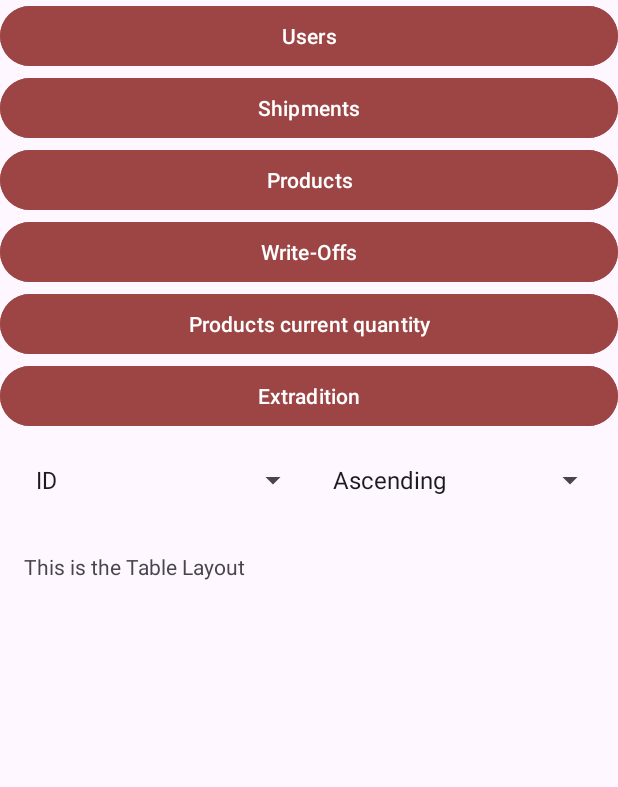
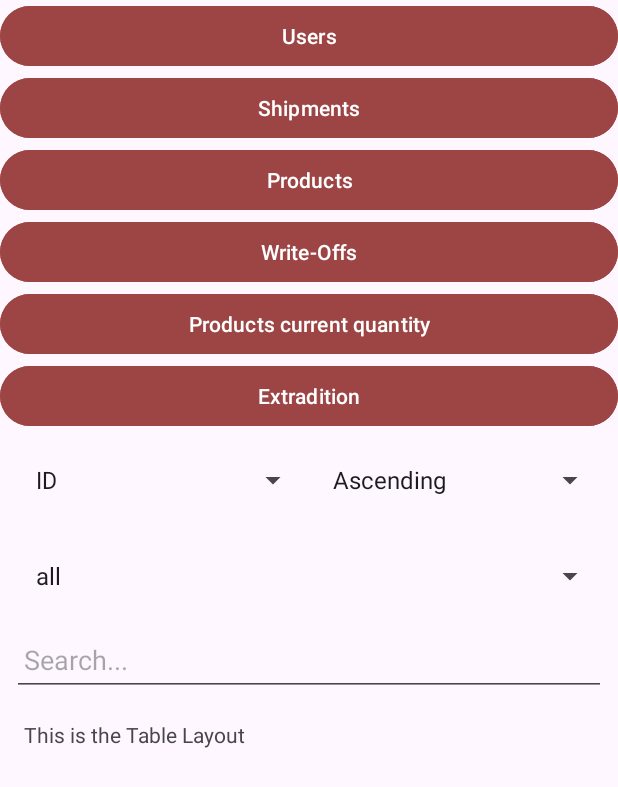
Before and after one commit to Soopcha/OneTrySclada, an Android app: the screen it shows after launch (MainActivity), after a tap on "Login", on a phone screen of 412 x 824 dp. Shown: the top 787 px of the screen. Run offline under Robolectric (Android 15) with nearby library versions, the phone set to English and light mode, and no system bars.

Commit message:
работает фильтрация в юзерах

```diff
--- a/app/src/main/java/com/example/onetrysclada/data/network/ApiService.kt
+++ b/app/src/main/java/com/example/onetrysclada/data/network/ApiService.kt
@@ -13,6 +13,8 @@ import retrofit2.http.DELETE
 import retrofit2.http.POST
 import retrofit2.http.PUT
 import retrofit2.http.Path
+import retrofit2.http.Query
+import retrofit2.http.QueryMap
 
 
 interface ApiService {
@@ -21,6 +23,13 @@ interface ApiService {
 
     @GET("api/users/") // Убедитесь, что путь соответствует вашему API
     fun getUsers(): Call<List<User>>
+
+//    @GET("api/users/") // Убедитесь, что путь соответствует вашему API
+//    fun getUsers(
+//        @Query("ordering") ordering: String?, // Для сортировки
+//        @Query("search") search: String?,    // Для поиска
+//        @QueryMap filters: Map<String, String> = emptyMap()       // Дополнительное поле фильтрации
+//    ): Call<List<User>>
 
     @GET("api/shipments/") // Например, для отгрузок
     fun getShipments(): Call<List<Shipment>>
@@ -36,6 +45,15 @@ interface ApiService {
 
     @GET("api/write-off-products/") // Для списания продуктов
     fun getWriteOffProducts(): Call<List<WriteOffOfProducts>>
+
+    @GET("api/users/")
+    fun getUsersFiltered(
+        @Query("ordering") ordering: String?, // Для сортировки
+        @Query("search") search: String?,    // Для поиска
+        @QueryMap filters: Map<String, String> = emptyMap()       // Дополнительное поле фильтрации
+    ): Call<List<User>>
+
+
 
 
 
--- a/app/src/main/java/com/example/onetrysclada/ui/MainActivity.kt
+++ b/app/src/main/java/com/example/onetrysclada/ui/MainActivity.kt
@@ -1,6 +1,8 @@
 package com.example.onetrysclada.ui
 
 import android.os.Bundle
+import android.text.Editable
+import android.text.TextWatcher
 import androidx.activity.enableEdgeToEdge
 import androidx.appcompat.app.AppCompatActivity
 import androidx.core.view.ViewCompat
@@ -10,6 +12,7 @@ import android.view.View
 import android.widget.AdapterView
 import android.widget.ArrayAdapter
 import android.widget.Button
+import android.widget.EditText
 import android.widget.Spinner
 import android.widget.TableLayout
 import android.widget.TextView
@@ -55,6 +58,9 @@ class MainActivity : AppCompatActivity() {
     private lateinit var sortFieldSpinner: Spinner
     private lateinit var sortOrderSpinner: Spinner
 
+    private lateinit var searchEditText: EditText
+    private lateinit var filterRoleSpinner: Spinner
+
     override fun onCreate(savedInstanceState: Bundle?) {
         super.onCreate(savedInstanceState)
         enableEdgeToEdge()
@@ -73,6 +79,9 @@ class MainActivity : AppCompatActivity() {
             // Меняем лейаут на table.xml
             setContentView(R.layout.table)
 
+            // Инициализация tableLayout после setContentView
+            tableLayout = findViewById(R.id.tableLayout) // Ensure this is initialized
+
             // Найдите кнопки и TextView по ID
             userButton = findViewById(R.id.user_button)
             shipmentButton = findViewById(R.id.shipment_button)
@@ -82,7 +91,28 @@ class MainActivity : AppCompatActivity() {
             extraditionButton = findViewById(R.id.extradition_button)
             tableTitle = findViewById(R.id.table_title)
 
-            tableLayout = findViewById(R.id.tableLayout) // Убедитесь, что TableLayout инициализирован
+            // Инициализация Spinners
+            sortFieldSpinner = findViewById(R.id.sortFieldSpinner)
+            sortOrderSpinner = findViewById(R.id.sortOrderSpinner)
+
+            // Инициализация фильтра по роли
+            filterRoleSpinner = findViewById(R.id.filterRoleSpinner)
+            val roles = listOf("all", "admin", "user")
+            val adapter = ArrayAdapter(this, android.R.layout.simple_spinner_item, roles)
+            adapter.setDropDownViewResource(android.R.layout.simple_spinner_dropdown_item)
+            filterRoleSpinner.adapter = adapter
+
+            // Слушатель для Spinner фильтрации ролей
+            filterRoleSpinner.onItemSelectedListener = object : AdapterView.OnItemSelectedListener {
+                override fun onItemSelected(parent: AdapterView<*>, view: View?, position: Int, id: Long) {
+                    val selectedRole = roles[position]
+                    val filters = if (selectedRole == "All") emptyMap() else mapOf("role" to selectedRole)
+                    fetchUsers(filters = filters)
+                }
+
+                override fun onNothingSelected(parent: AdapterView<*>) {}
+            }
+
 
             // Установите слушатели на кнопки
             userButton.setOnClickListener {
@@ -279,8 +309,8 @@ class MainActivity : AppCompatActivity() {
     }
 
 
-    private fun fetchUsers() {
-        val call = RetrofitClient.apiService.getUsers()
+    private fun fetchUsers(search: String? = null, ordering: String? = null, filters: Map<String, String> = emptyMap()) {
+        val call = RetrofitClient.apiService.getUsersFiltered(search, ordering, filters)
         call.enqueue(object : Callback<List<User>> {
             override fun onResponse(call: Call<List<User>>, response: Response<List<User>>) {
                 if (response.isSuccessful) {
@@ -290,14 +320,19 @@ class MainActivity : AppCompatActivity() {
                     // Создаём адаптер и заполняем таблицу
                     val tableAdapter = TableAdapter(this@MainActivity, tableLayout, users)
                     tableAdapter.populateTable("User")
+                } else {
+                    Log.e("MainActivity", "Error: ${response.code()} - ${response.message()}")
                 }
             }
 
             override fun onFailure(call: Call<List<User>>, t: Throwable) {
-                // Обработка ошибки
+                Log.e("MainActivity", "Failure: ${t.message}")
             }
         })
     }
+
+
+
 
     private fun fetchShipments() {
         val call = RetrofitClient.apiService.getShipments()
@@ -404,4 +439,27 @@ class MainActivity : AppCompatActivity() {
         })
     }
 
+//    private fun fetchUsersWithFilter(field: String?, order: String?, query: String?) {
+//        val call = RetrofitClient.apiService.getUsersFiltered(field, order, field)
+//        call.enqueue(object : Callback<List<User>> {
+//            override fun onResponse(call: Call<List<User>>, response: Response<List<User>>) {
+//                if (response.isSuccessful) {
+//                    users.clear()
+//                    response.body()?.let { users.addAll(it) }
+//                    val tableAdapter = TableAdapter(this@MainActivity, tableLayout, users)
+//                    tableAdapter.populateTable("User")
+//                }
+//            }
+//
+//            override fun onFailure(call: Call<List<User>>, t: Throwable) {
+//                Log.e("MainActivity", "Error: ${t.message}")
+//            }
+//        })
+//
+//
+//    }
+
+
+
+
 }
--- a/app/src/main/res/layout/table.xml
+++ b/app/src/main/res/layout/table.xml
@@ -99,7 +99,29 @@
             android:padding="8dp" />
     </LinearLayout>
 
+    <!-- Spinner для фильтрации по ролям -->
+    <Spinner
+        android:id="@+id/filterRoleSpinner"
+        android:layout_width="0dp"
+        android:layout_height="48dp"
+        android:padding="8dp"
+        app:layout_constraintTop_toBottomOf="@id/sorting_controls"
+        app:layout_constraintStart_toStartOf="parent"
+        app:layout_constraintEnd_toEndOf="parent"
+        android:layout_margin="8dp" />
 
+    <!-- Поле для поиска -->
+    <EditText
+        android:id="@+id/searchEditText"
+        android:layout_width="0dp"
+        android:layout_height="48dp"
+        android:hint="Search..."
+        android:inputType="text"
+        android:padding="8dp"
+        android:layout_margin="8dp"
+        app:layout_constraintTop_toBottomOf="@id/filterRoleSpinner"
+        app:layout_constraintStart_toStartOf="parent"
+        app:layout_constraintEnd_toEndOf="parent" />
 
 <!--    &lt;!&ndash; Заголовок таблицы &ndash;&gt;-->
     <TextView
@@ -107,7 +129,7 @@
         android:layout_width="wrap_content"
         android:layout_height="wrap_content"
         android:text="This is the Table Layout"
-        app:layout_constraintTop_toBottomOf="@id/sorting_controls"
+        app:layout_constraintTop_toBottomOf="@id/searchEditText"
         app:layout_constraintStart_toStartOf="parent"
         android:layout_margin="16dp" />
 
```
